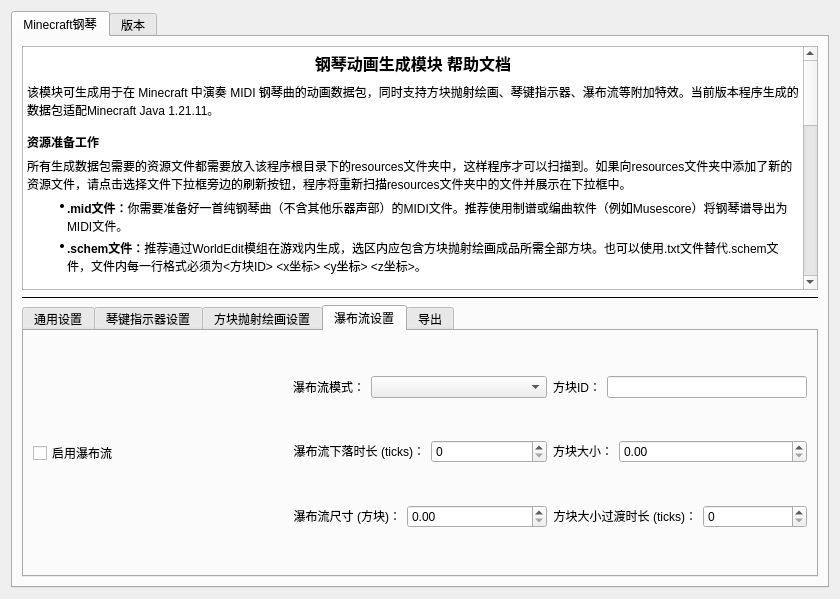
Above: ui/main.ui from klue007/VanillaAnimationGenerator before the change. Below: the same form after it.
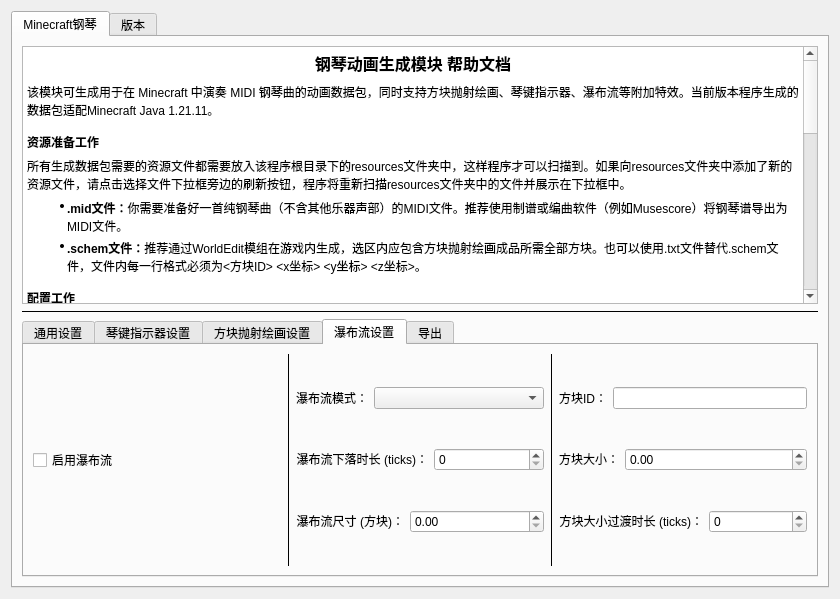
That is the form after the change. The open tabs and pages were chosen to show the change.

Commit message: add split line in waterfall config ui

Patch:
```diff
--- a/ui/main.ui
+++ b/ui/main.ui
@@ -29,7 +29,7 @@
       <attribute name="title">
        <string>Minecraft钢琴</string>
       </attribute>
-      <layout class="QVBoxLayout" name="verticalLayout_2" stretch="1,1,0">
+      <layout class="QVBoxLayout" name="verticalLayout_2" stretch="1,1,1">
        <item>
         <widget class="QTextBrowser" name="textBrowser">
          <property name="html">
@@ -789,6 +789,16 @@
              </item>
             </layout>
            </item>
+           <item>
+            <widget class="Line" name="line_4">
+             <property name="frameShadow">
+              <enum>QFrame::Shadow::Plain</enum>
+             </property>
+             <property name="orientation">
+              <enum>Qt::Orientation::Vertical</enum>
+             </property>
+            </widget>
+           </item>
            <item>
             <layout class="QVBoxLayout" name="verticalLayout_17">
              <item>
@@ -857,6 +867,16 @@
              </item>
             </layout>
            </item>
+           <item>
+            <widget class="Line" name="line_5">
+             <property name="frameShadow">
+              <enum>QFrame::Shadow::Plain</enum>
+             </property>
+             <property name="orientation">
+              <enum>Qt::Orientation::Vertical</enum>
+             </property>
+            </widget>
+           </item>
            <item>
             <layout class="QVBoxLayout" name="verticalLayout_15">
              <item>
```
Left out of the diff: 2 changed lines with no effect on the pictures. The commit also changes 1 other file.
